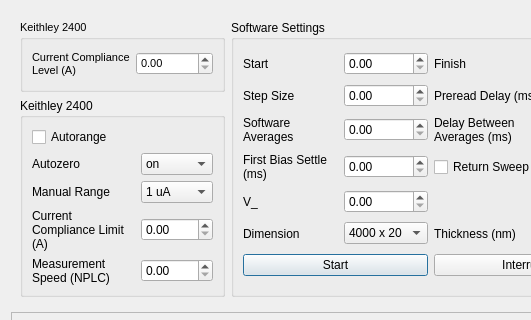
rajgiriUW/OECT_Control, file python_measurements/general_curve.ui: the form before one commit; both pictures show x 0 to 531 and y 0 to 320 of the 647 by 618 pixel window.
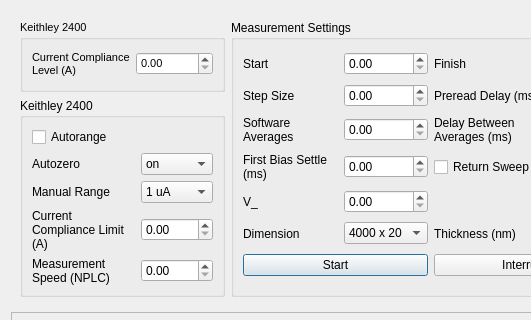
The form after the commit.

Diff of the .ui file:
```diff
--- a/python_measurements/general_curve.ui
+++ b/python_measurements/general_curve.ui
@@ -167,7 +167,7 @@
       <item row="0" column="1" rowspan="2">
        <widget class="QGroupBox" name="groupBox_3">
         <property name="title">
-         <string>Software Settings</string>
+         <string>Measurement Settings</string>
         </property>
         <layout class="QGridLayout" name="gridLayout_2">
          <item row="2" column="1">
```
